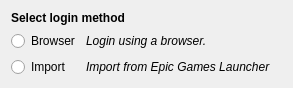
First picture: the form in rare/ui/components/dialogs/login/landing_page.ui, repository RareDevs/Rare, before the edit.
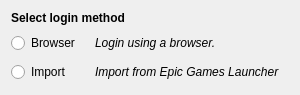
Second picture: the form after the edit.

```diff
--- a/rare/ui/components/dialogs/login/landing_page.ui
+++ b/rare/ui/components/dialogs/login/landing_page.ui
@@ -6,30 +6,15 @@
    <rect>
     <x>0</x>
     <y>0</y>
-    <width>293</width>
-    <height>78</height>
+    <width>300</width>
+    <height>95</height>
    </rect>
   </property>
-  <property name="sizePolicy">
-   <sizepolicy hsizetype="Preferred" vsizetype="Fixed">
-    <horstretch>0</horstretch>
-    <verstretch>0</verstretch>
-   </sizepolicy>
-  </property>
   <property name="windowTitle">
    <string notr="true">LandingPage</string>
   </property>
-  <layout class="QFormLayout" name="main_layout">
-   <property name="fieldGrowthPolicy">
-    <enum>QFormLayout::AllNonFixedFieldsGrow</enum>
-   </property>
-   <property name="labelAlignment">
-    <set>Qt::AlignLeading|Qt::AlignLeft|Qt::AlignVCenter</set>
-   </property>
-   <property name="formAlignment">
-    <set>Qt::AlignLeading|Qt::AlignLeft|Qt::AlignVCenter</set>
-   </property>
-   <item row="0" column="0" colspan="2">
+  <layout class="QVBoxLayout" name="main_layout">
+   <item>
     <widget class="QLabel" name="login_label">
      <property name="sizePolicy">
       <sizepolicy hsizetype="Preferred" vsizetype="Fixed">
@@ -39,7 +24,6 @@
      </property>
      <property name="font">
       <font>
-       <weight>75</weight>
        <bold>true</bold>
       </font>
      </property>
@@ -48,7 +32,34 @@
      </property>
     </widget>
    </item>
-   <item row="1" column="0">
+   <item>
+    <widget class="QWidget" name="form_widget" native="true">
+     <property name="minimumSize">
+      <size>
+       <width>0</width>
+       <height>20</height>
+      </size>
+     </property>
+     <layout class="QFormLayout" name="form_layout">
+      <property name="horizontalSpacing">
+       <number>15</number>
+      </property>
+      <property name="verticalSpacing">
+       <number>5</number>
+      </property>
+      <property name="leftMargin">
+       <number>0</number>
+      </property>
+      <property name="topMargin">
+       <number>0</number>
+      </property>
+      <property name="rightMargin">
+       <number>0</number>
+      </property>
+      <property name="bottomMargin">
+       <number>0</number>
+      </property>
+      <item row="0" column="0">
     <widget class="QRadioButton" name="login_browser_radio">
      <property name="sizePolicy">
       <sizepolicy hsizetype="Expanding" vsizetype="Expanding">
@@ -61,7 +72,7 @@
      </property>
     </widget>
    </item>
-   <item row="1" column="1">
+      <item row="0" column="1">
     <widget class="QLabel" name="login_browser_label">
      <property name="font">
       <font>
@@ -73,7 +84,7 @@
      </property>
     </widget>
    </item>
-   <item row="2" column="0">
+      <item row="1" column="0">
     <widget class="QRadioButton" name="login_import_radio">
      <property name="sizePolicy">
       <sizepolicy hsizetype="Expanding" vsizetype="Expanding">
@@ -86,7 +97,7 @@
      </property>
     </widget>
    </item>
-   <item row="2" column="1">
+      <item row="1" column="1">
     <widget class="QLabel" name="login_import_label">
      <property name="font">
       <font>
@@ -96,6 +107,9 @@
      <property name="text">
       <string>Import from Epic Games Launcher</string>
      </property>
+       </widget>
+      </item>
+     </layout>
     </widget>
    </item>
   </layout>
```
Lines whose indentation alone changed are shown as unchanged.
